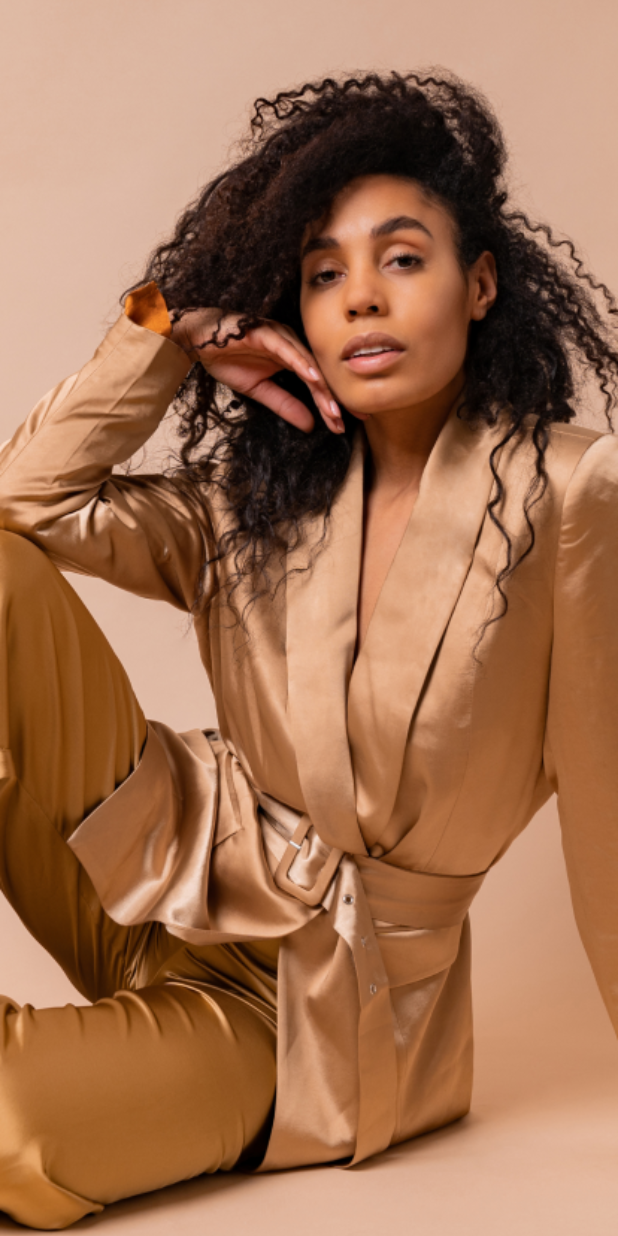
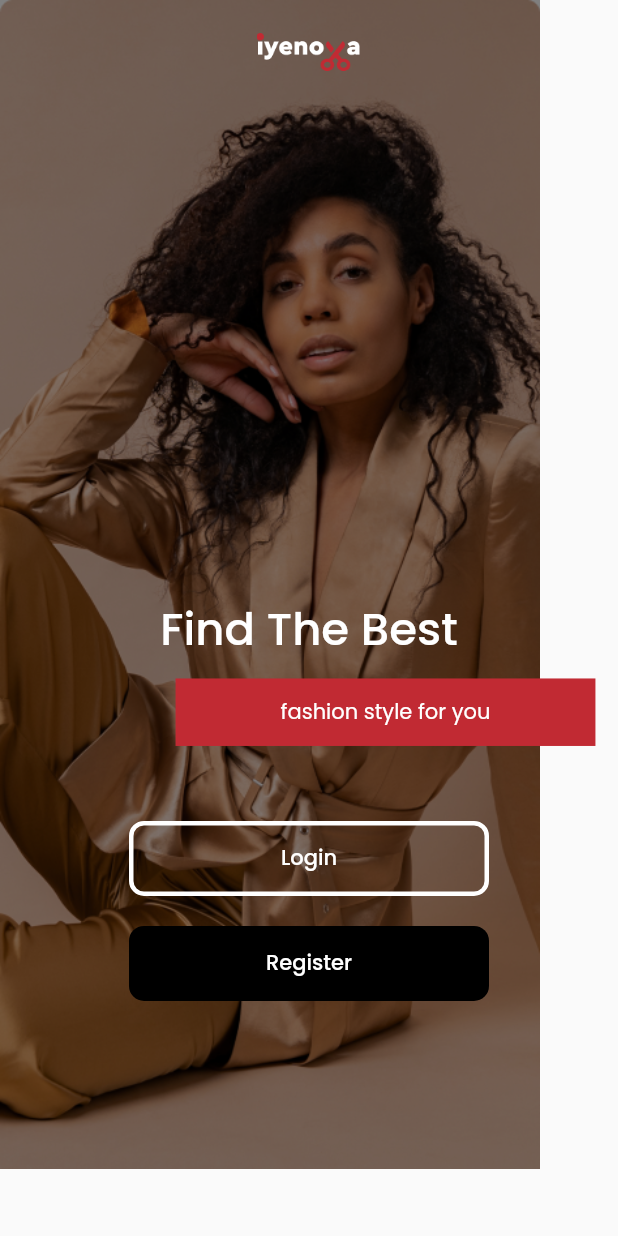
Before and after one commit to horla327/Iyenova-, a Flutter app: the OnboardingScreenOne screen opened by its route, on a phone screen of 412 x 824 dp. Run offline on Flutter 3.47's test engine with Material 2 defaults, Android fonts, the phone set to English and light mode, and no system bars; our stand-ins replace google_fonts.

Commit message:
onboarding page one done

```diff
--- a/lib/main.dart
+++ b/lib/main.dart
@@ -1,6 +1,7 @@
 // ignore_for_file: prefer_const_constructors
 
 import 'package:flutter/material.dart';
+import 'package:iyenova/screens/OpeningScreen.dart';
 import 'package:iyenova/screens/onboardingscreen1.dart';
 
 void main() {
@@ -13,8 +14,9 @@ class MyApp extends StatelessWidget {
   // This widget is the root of your application.
   @override
   Widget build(BuildContext context) {
-    return MaterialApp(initialRoute: OnboardingScreenOne.id, routes: {
+    return MaterialApp(initialRoute: OpeningScreen.id, routes: {
       OnboardingScreenOne.id: (context) => OnboardingScreenOne(),
+      OpeningScreen.id: (context) => OpeningScreen(),
     });
   }
 }
--- /dev/null
+++ b/lib/screens/OpeningScreen.dart
@@ -0,0 +1,24 @@
+import 'package:flutter/material.dart';
+import 'package:iyenova/screens/onboardingscreen1.dart';
+
+class OpeningScreen extends StatelessWidget {
+  static const String id = "Opening_Screen";
+  const OpeningScreen({Key? key}) : super(key: key);
+
+  @override
+  Widget build(BuildContext context) {
+    return Scaffold(
+      backgroundColor: Colors.black,
+      body: GestureDetector(
+        onTap: () {
+          Navigator.pushNamed(context, OnboardingScreenOne.id);
+        },
+        child: const Center(
+          child: Image(
+            image: AssetImage("assets/icons/whitelogo.png"),
+          ),
+        ),
+      ),
+    );
+  }
+}
--- a/lib/screens/onboardingscreen1.dart
+++ b/lib/screens/onboardingscreen1.dart
@@ -1,6 +1,10 @@
-// ignore_for_file: prefer_const_constructors
+// ignore_for_file: prefer_const_constructors, prefer_const_literals_to_create_immutables
+
+import 'dart:ui';
 
 import 'package:flutter/material.dart';
+import 'package:iyenova/widgets/appbutton.dart';
+import 'package:google_fonts/google_fonts.dart';
 
 class OnboardingScreenOne extends StatelessWidget {
   static const String id = "Onboarding_Screen_One";
@@ -8,13 +12,94 @@ class OnboardingScreenOne extends StatelessWidget {
 
   @override
   Widget build(BuildContext context) {
-    return Scaffold(
-      body: Container(
-        decoration: BoxDecoration(
-          image: DecorationImage(
-            image: AssetImage("assets/images/onboarding_1.png"),
-            fit: BoxFit.cover,
-          ),
+    return SafeArea(
+      child: Scaffold(
+        body: Stack(
+          children: [
+            Image.asset(
+              'assets/images/onboarding_1.png',
+              width: 360,
+              fit: BoxFit.cover,
+              color: const Color.fromRGBO(0, 0, 0, 0.49),
+              colorBlendMode: BlendMode.darken,
+            ),
+            Column(
+              children: [
+                Center(
+                  child: Padding(
+                    padding: const EdgeInsets.all(20.0),
+                    child: Image(
+                      image: AssetImage("assets/icons/whitelogo.png"),
+                      width: 70,
+                    ),
+                  ),
+                ),
+                SizedBox(
+                  height: 330,
+                ),
+                Align(
+                  alignment: Alignment.center,
+                  child: Text(
+                    'Find The Best',
+                    style: GoogleFonts.poppins(
+                      fontSize: 30,
+                      fontWeight: FontWeight.w500,
+                      color: Colors.white,
+                    ),
+                  ),
+                ),
+                SizedBox(
+                  height: 10,
+                ),
+                Container(
+                  color: Color(0xFFC12A33),
+                  margin: EdgeInsets.only(left: 102),
+                  padding: EdgeInsets.symmetric(
+                    vertical: 12,
+                    horizontal: 70,
+                  ),
+                  child: Text(
+                    'fashion style for you',
+                    style: GoogleFonts.poppins(
+                      color: Colors.white,
+                    ),
+                  ),
+                ),
+                Positioned(
+                  left: 1,
+                  right: 1,
+                  bottom: 5,
+                  child: Column(
+                    children: [
+                      SizedBox(height: 50),
+                      Padding(
+                        padding: EdgeInsets.symmetric(horizontal: 15),
+                        child: AppButton(
+                          label: 'Login',
+                          backgroundColor: Colors.transparent,
+                          side: const BorderSide(
+                            width: 3,
+                            color: Colors.white,
+                          ),
+                          onPressed: () {},
+                        ),
+                      ),
+                      SizedBox(height: 20),
+                      Padding(
+                        padding: EdgeInsets.symmetric(horizontal: 15),
+                        child: AppButton(
+                          label: 'Register',
+                          backgroundColor: Colors.black,
+                          onPressed: () {},
+                        ),
+                      ),
+                      SizedBox(height: 50),
+                    ],
+                  ),
+                ),
+              ],
+            )
+          ],
         ),
       ),
     );
--- /dev/null
+++ b/lib/widgets/appbutton.dart
@@ -0,0 +1,41 @@
+// ignore_for_file: prefer_const_constructors
+
+import 'package:flutter/material.dart';
+import 'package:google_fonts/google_fonts.dart';
+
+class AppButton extends StatelessWidget {
+  const AppButton({
+    Key? key,
+    required this.label,
+    this.side,
+    this.backgroundColor,
+    this.onPressed,
+  }) : super(key: key);
+
+  final String label;
+  final Color? backgroundColor;
+  final BorderSide? side;
+  final Function()? onPressed;
+
+  @override
+  Widget build(BuildContext context) {
+    return ElevatedButton(
+      onPressed: onPressed,
+      style: ElevatedButton.styleFrom(
+        elevation: 0.0,
+        primary: backgroundColor,
+        fixedSize: Size(240, 50),
+        side: side,
+        shape: RoundedRectangleBorder(
+          borderRadius: BorderRadius.circular(10),
+        ),
+      ),
+      child: Text(
+        label,
+        style: GoogleFonts.poppins(
+          color: Colors.white,
+        ),
+      ),
+    );
+  }
+}
--- a/pubspec.yaml
+++ b/pubspec.yaml
@@ -45,6 +45,7 @@ dev_dependencies:
   # rules and activating additional ones.
   flutter_lints: ^1.0.0
   sizer: ^2.0.15
+  google_fonts: ^2.3.1
 
 # For information on the generic Dart part of this file, see the
 # following page: https://dart.dev/tools/pub/pubspec
```
Also changed, not shown: assets/icons/blacklogo.png (added), assets/icons/whitelogo.png (added), pubspec.lock.
